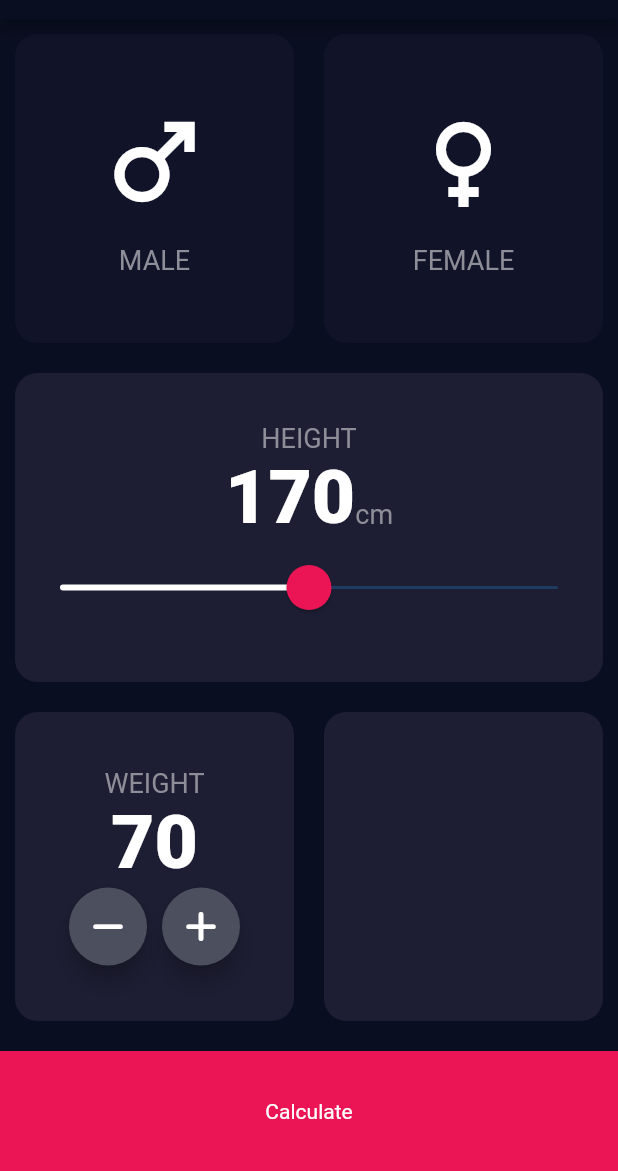
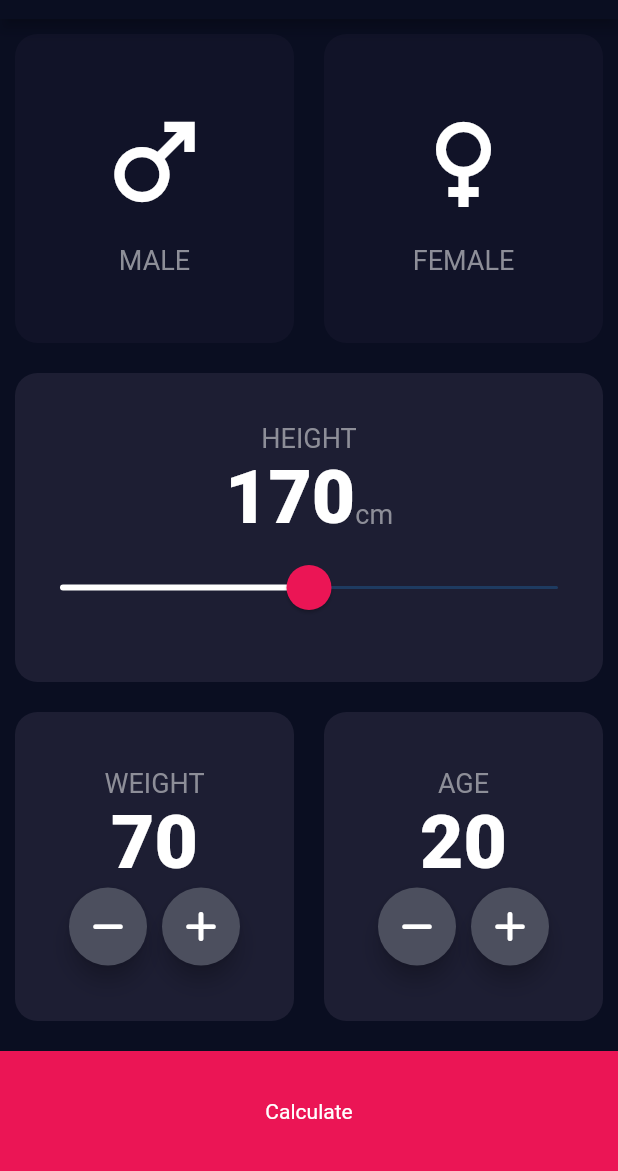
Before and after one commit to Jhay4Julian/bmi_calculator_flutter, a Flutter app: the screen it shows after launch, on a phone screen of 412 x 824 dp, the part 65-1236 px from its top. Run offline on Flutter 3.47's test engine with Material 2 defaults, Android fonts, the phone set to English and light mode, and no system bars; our stand-ins replace font_awesome_flutter.

Commit message:
built the user age section

```diff
--- a/lib/input_page.dart
+++ b/lib/input_page.dart
@@ -1,3 +1,4 @@
+import 'package:bmi_calculator/result_page.dart';
 import 'package:bmi_calculator/widgets/icon_content.dart';
 import 'package:bmi_calculator/widgets/round_icon_button.dart';
 import 'package:flutter/material.dart';
@@ -20,6 +21,7 @@ class _InputPageState extends State<InputPage> {
   Gender? userGender;
   int height = 170;
   int weight = 70;
+  int age = 20;
 
   @override
   Widget build(BuildContext context) {
@@ -166,6 +168,41 @@ class _InputPageState extends State<InputPage> {
                 Expanded(
                   child: InputCard(
                     color: kActiveCardColor,
+                    cardChild: Column(
+                      mainAxisAlignment: MainAxisAlignment.center,
+                      children: [
+                        const Text(
+                          'AGE',
+                          style: kLabelTextStyle,
+                        ),
+                        Text(
+                          age.toString(),
+                          style: kNumberTextStyle,
+                        ),
+                        Row(
+                          mainAxisAlignment: MainAxisAlignment.center,
+                          children: [
+                            RoundIconButton(
+                              onPress: () {
+                                setState(() {
+                                  age--;
+                                });
+                              },
+                              icon: FontAwesomeIcons.minus,
+                            ),
+                            const SizedBox(width: 10.0),
+                            RoundIconButton(
+                              onPress: () {
+                                setState(() {
+                                  age++;
+                                });
+                              },
+                              icon: FontAwesomeIcons.plus,
+                            ),
+                          ],
+                        ),
+                      ],
+                    ),
                   ),
                 ),
               ],
```
